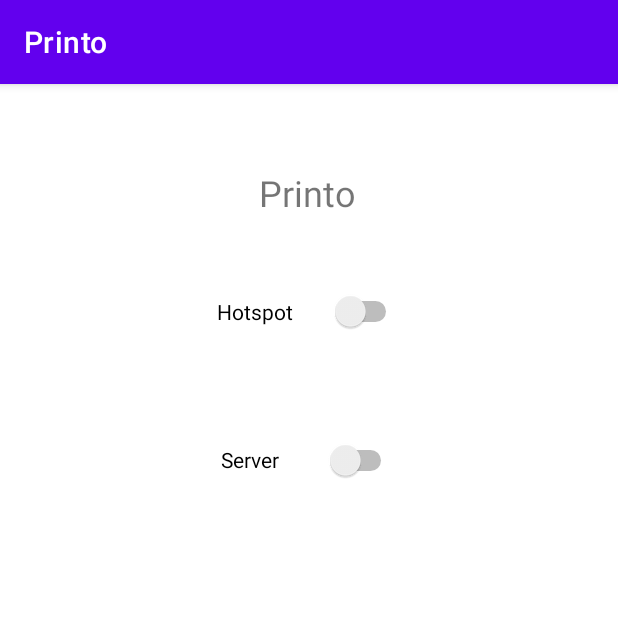
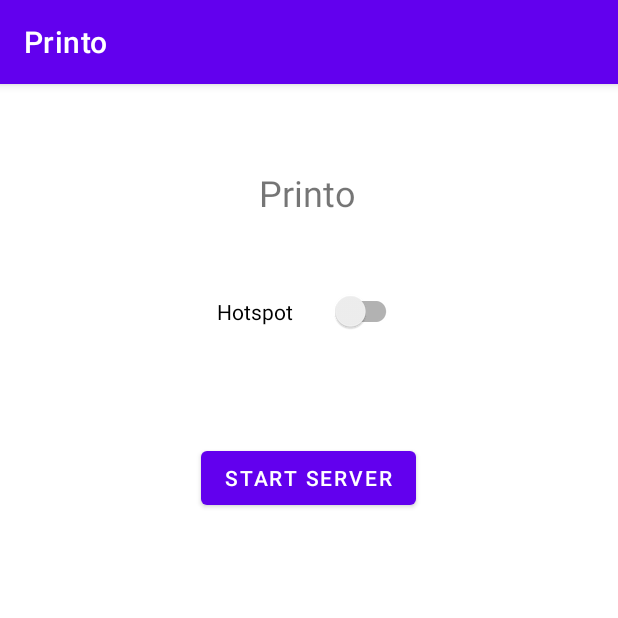
Before and after one commit to increedBull7/Printo, an Android app: the screen it shows after launch (MainActivity), on a phone screen of 412 x 824 dp, the top half of it. Run offline under Robolectric (Android 15) with nearby library versions, the phone set to English and light mode, and no system bars.

Commit message:
no commit

```diff
--- a/app/build.gradle
+++ b/app/build.gradle
@@ -29,6 +29,9 @@ android {
     kotlinOptions {
         jvmTarget = '1.8'
     }
+    buildFeatures {
+        viewBinding true
+    }
 }
 
 dependencies {
@@ -37,6 +40,8 @@ dependencies {
     implementation 'androidx.appcompat:appcompat:1.3.1'
     implementation 'com.google.android.material:material:1.4.0'
     implementation 'androidx.constraintlayout:constraintlayout:2.1.0'
+    implementation 'androidx.navigation:navigation-fragment-ktx:2.3.5'
+    implementation 'androidx.navigation:navigation-ui-ktx:2.3.5'
     testImplementation 'junit:junit:4.+'
     androidTestImplementation 'androidx.test.ext:junit:1.1.3'
     androidTestImplementation 'androidx.test.espresso:espresso-core:3.4.0'
--- a/app/src/main/java/com/example/printo/MainActivity.kt
+++ b/app/src/main/java/com/example/printo/MainActivity.kt
@@ -1,19 +1,20 @@
 package com.example.printo
 
+import android.content.Intent
 import androidx.appcompat.app.AppCompatActivity
 import android.os.Bundle
+import android.widget.Button
 
 class MainActivity : AppCompatActivity() {
+    lateinit var btn : Button
     override fun onCreate(savedInstanceState: Bundle?) {
         super.onCreate(savedInstanceState)
         setContentView(R.layout.activity_main)
+        btn = findViewById<Button>(R.id.button)
+        btn.setOnClickListener()
+        {
+            val intent = Intent(this,ServerActivity::class.java)
+            startActivity(intent)
+        }
     }
 }
-
-
-
-/*
-* 1. Start the Hotspot.
-* 2. Start the ftp server.
-* 3. Add auto deletion of file after selected time.
-* */
--- a/app/src/main/res/layout/activity_main.xml
+++ b/app/src/main/res/layout/activity_main.xml
@@ -18,7 +18,7 @@
         app:layout_constraintStart_toStartOf="parent"
         app:layout_constraintTop_toTopOf="parent" />
 
-    <Switch
+    <androidx.appcompat.widget.SwitchCompat
         android:id="@+id/switch3"
         android:layout_width="123dp"
         android:layout_height="62dp"
@@ -29,14 +29,14 @@
         app:layout_constraintStart_toStartOf="parent"
         app:layout_constraintTop_toBottomOf="@+id/textView2" />
 
-    <Switch
-        android:id="@+id/switch4"
-        android:layout_width="117dp"
-        android:layout_height="64dp"
-        android:layout_marginTop="36dp"
-        android:minHeight="48dp"
-        android:text="@string/server"
+    <Button
+        android:id="@+id/button"
+        android:layout_width="wrap_content"
+        android:layout_height="wrap_content"
+        android:layout_marginTop="56dp"
+        android:text="@string/btn_text"
         app:layout_constraintEnd_toEndOf="parent"
+        app:layout_constraintHorizontal_bias="0.498"
         app:layout_constraintStart_toStartOf="parent"
         app:layout_constraintTop_toBottomOf="@+id/switch3" />
 
--- a/app/src/main/res/values/strings.xml
+++ b/app/src/main/res/values/strings.xml
@@ -3,5 +3,8 @@
     <string name="hotspot">Hotspot</string>
     <string name="server">Server</string>
     <string name="appName">Printo</string>
+    <string name="textview">show qr and ip here</string>
+    <string name="btn_text">start server</string>
+    <string name="title_activity_server">Server</string>
 
 </resources>
```
Also changed, not shown: app/src/main/AndroidManifest.xml (+9 -3 lines), app/src/main/java/com/example/printo/ServerActivity.kt (added, +11 -0 lines), app/src/main/res/layout/server_screen.xml (added, +18 -0 lines), app/src/main/res/values/themes.xml (+7 -0 lines), 1 other file.
